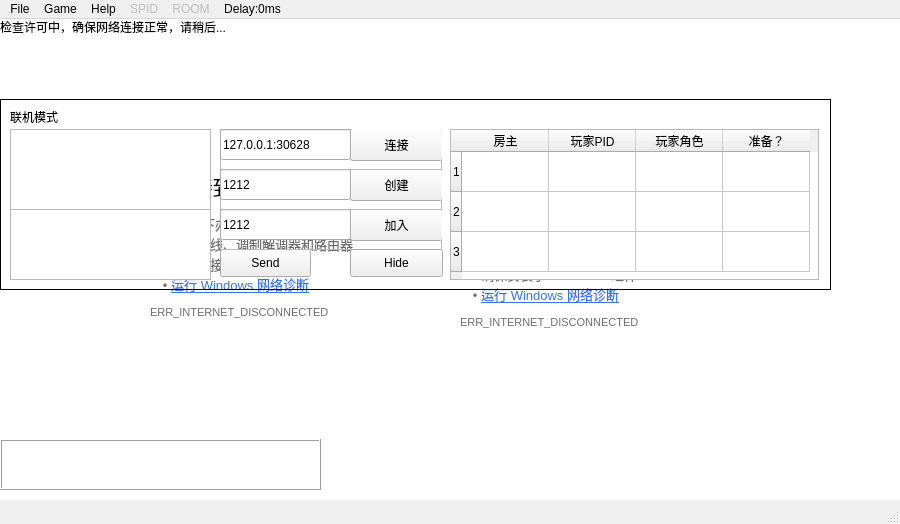
Before: the Qt Designer form DinoOL/dinool.ui in Brownlzy/DinoOL, drawn with Qt 5.
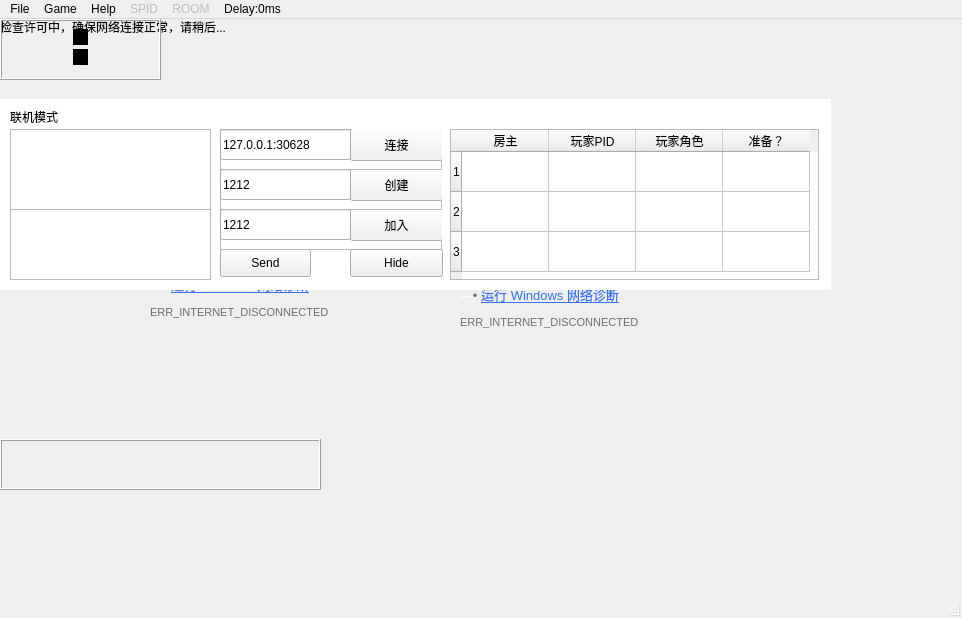
After: the same form once the commit is applied. Icons and pictures are not drawn.

The edit to the form file:
```diff
--- a/DinoOL/dinool.ui
+++ b/DinoOL/dinool.ui
@@ -6,8 +6,8 @@
    <rect>
     <x>0</x>
     <y>0</y>
-    <width>900</width>
-    <height>524</height>
+    <width>962</width>
+    <height>618</height>
    </rect>
   </property>
   <property name="windowTitle">
@@ -46,25 +46,6 @@
      <string>&lt;html&gt;&lt;head/&gt;&lt;body&gt;&lt;p&gt;&lt;img src=&quot;:/pic/png/road&quot;/&gt;&lt;/p&gt;&lt;/body&gt;&lt;/html&gt;</string>
     </property>
    </widget>
-   <widget class="QTextBrowser" name="whitebg">
-    <property name="enabled">
-     <bool>true</bool>
-    </property>
-    <property name="geometry">
-     <rect>
-      <x>0</x>
-      <y>0</y>
-      <width>901</width>
-      <height>481</height>
-     </rect>
-    </property>
-    <property name="focusPolicy">
-     <enum>Qt::ClickFocus</enum>
-    </property>
-    <property name="frameShape">
-     <enum>QFrame::NoFrame</enum>
-    </property>
-   </widget>
    <widget class="QLabel" name="label_3">
     <property name="geometry">
      <rect>
@@ -359,6 +340,35 @@
       </property>
      </column>
     </widget>
+    <widget class="QTextBrowser" name="whitebg">
+     <property name="enabled">
+      <bool>true</bool>
+     </property>
+     <property name="geometry">
+      <rect>
+       <x>0</x>
+       <y>0</y>
+       <width>831</width>
+       <height>191</height>
+      </rect>
+     </property>
+     <property name="focusPolicy">
+      <enum>Qt::ClickFocus</enum>
+     </property>
+     <property name="frameShape">
+      <enum>QFrame::NoFrame</enum>
+     </property>
+    </widget>
+    <zorder>whitebg</zorder>
+    <zorder>txtGet</zorder>
+    <zorder>txtSend</zorder>
+    <zorder>btnSend</zorder>
+    <zorder>frame_3</zorder>
+    <zorder>frame_2</zorder>
+    <zorder>frame</zorder>
+    <zorder>btnHD</zorder>
+    <zorder>labelLog</zorder>
+    <zorder>tableRoomer</zorder>
    </widget>
    <widget class="QLabel" name="lab">
     <property name="geometry">
@@ -534,7 +544,7 @@
       </rect>
      </property>
      <property name="text">
-      <string>&lt;html&gt;&lt;head/&gt;&lt;body&gt;&lt;p&gt;&lt;img src=&quot;:/pic/png/0&quot; widyh=&quot;27&quot; height=&quot;33&quot;/&gt;&lt;/p&gt;&lt;/body&gt;&lt;/html&gt;</string>
+      <string>&lt;html&gt;&lt;head/&gt;&lt;body&gt;&lt;p&gt;&lt;img src=&quot;:/pic/png/0&quot; width=&quot;27&quot; height=&quot;33&quot;/&gt;&lt;/p&gt;&lt;/body&gt;&lt;/html&gt;</string>
      </property>
     </widget>
     <widget class="QLabel" name="score1">
@@ -547,7 +557,7 @@
       </rect>
      </property>
      <property name="text">
-      <string>&lt;html&gt;&lt;head/&gt;&lt;body&gt;&lt;p&gt;&lt;img src=&quot;:/pic/png/0&quot; widyh=&quot;27&quot; height=&quot;33&quot;/&gt;&lt;/p&gt;&lt;/body&gt;&lt;/html&gt;</string>
+      <string>&lt;html&gt;&lt;head/&gt;&lt;body&gt;&lt;p&gt;&lt;img src=&quot;:/pic/png/0&quot; width=&quot;27&quot; height=&quot;33&quot;/&gt;&lt;/p&gt;&lt;/body&gt;&lt;/html&gt;</string>
      </property>
     </widget>
     <widget class="QLabel" name="score2">
@@ -560,7 +570,7 @@
       </rect>
      </property>
      <property name="text">
-      <string>&lt;html&gt;&lt;head/&gt;&lt;body&gt;&lt;p&gt;&lt;img src=&quot;:/pic/png/0&quot; widyh=&quot;27&quot; height=&quot;33&quot;/&gt;&lt;/p&gt;&lt;/body&gt;&lt;/html&gt;</string>
+      <string>&lt;html&gt;&lt;head/&gt;&lt;body&gt;&lt;p&gt;&lt;img src=&quot;:/pic/png/0&quot; width=&quot;27&quot; height=&quot;33&quot;/&gt;&lt;/p&gt;&lt;/body&gt;&lt;/html&gt;</string>
      </property>
     </widget>
     <widget class="QLabel" name="score3">
@@ -573,7 +583,7 @@
       </rect>
      </property>
      <property name="text">
-      <string>&lt;html&gt;&lt;head/&gt;&lt;body&gt;&lt;p&gt;&lt;img src=&quot;:/pic/png/0&quot; widyh=&quot;27&quot; height=&quot;33&quot;/&gt;&lt;/p&gt;&lt;/body&gt;&lt;/html&gt;</string>
+      <string>&lt;html&gt;&lt;head/&gt;&lt;body&gt;&lt;p&gt;&lt;img src=&quot;:/pic/png/0&quot; width=&quot;27&quot; height=&quot;33&quot;/&gt;&lt;/p&gt;&lt;/body&gt;&lt;/html&gt;</string>
      </property>
     </widget>
     <widget class="QLabel" name="score4">
@@ -586,7 +596,7 @@
       </rect>
      </property>
      <property name="text">
-      <string>&lt;html&gt;&lt;head/&gt;&lt;body&gt;&lt;p&gt;&lt;img src=&quot;:/pic/png/0&quot; widyh=&quot;27&quot; height=&quot;33&quot;/&gt;&lt;/p&gt;&lt;/body&gt;&lt;/html&gt;</string>
+      <string>&lt;html&gt;&lt;head/&gt;&lt;body&gt;&lt;p&gt;&lt;img src=&quot;:/pic/png/0&quot; width=&quot;27&quot; height=&quot;33&quot;/&gt;&lt;/p&gt;&lt;/body&gt;&lt;/html&gt;</string>
      </property>
     </widget>
     <widget class="QLabel" name="score5">
@@ -599,7 +609,7 @@
       </rect>
      </property>
      <property name="text">
-      <string>&lt;html&gt;&lt;head/&gt;&lt;body&gt;&lt;p&gt;&lt;img src=&quot;:/pic/png/0&quot; widyh=&quot;27&quot; height=&quot;33&quot;/&gt;&lt;/p&gt;&lt;/body&gt;&lt;/html&gt;</string>
+      <string>&lt;html&gt;&lt;head/&gt;&lt;body&gt;&lt;p&gt;&lt;img src=&quot;:/pic/png/0&quot; width=&quot;27&quot; height=&quot;33&quot;/&gt;&lt;/p&gt;&lt;/body&gt;&lt;/html&gt;</string>
      </property>
     </widget>
     <widget class="QLabel" name="score6">
@@ -612,7 +622,7 @@
       </rect>
      </property>
      <property name="text">
-      <string>&lt;html&gt;&lt;head/&gt;&lt;body&gt;&lt;p&gt;&lt;img src=&quot;:/pic/png/0&quot; widyh=&quot;27&quot; height=&quot;33&quot;/&gt;&lt;/p&gt;&lt;/body&gt;&lt;/html&gt;</string>
+      <string>&lt;html&gt;&lt;head/&gt;&lt;body&gt;&lt;p&gt;&lt;img src=&quot;:/pic/png/0&quot; width=&quot;27&quot; height=&quot;33&quot;/&gt;&lt;/p&gt;&lt;/body&gt;&lt;/html&gt;</string>
      </property>
     </widget>
     <widget class="QLabel" name="score7">
@@ -625,14 +635,14 @@
       </rect>
      </property>
      <property name="text">
-      <string>&lt;html&gt;&lt;head/&gt;&lt;body&gt;&lt;p&gt;&lt;img src=&quot;:/pic/png/0&quot; widyh=&quot;27&quot; height=&quot;33&quot;/&gt;&lt;/p&gt;&lt;/body&gt;&lt;/html&gt;</string>
+      <string>&lt;html&gt;&lt;head/&gt;&lt;body&gt;&lt;p&gt;&lt;img src=&quot;:/pic/png/0&quot; width=&quot;27&quot; height=&quot;33&quot;/&gt;&lt;/p&gt;&lt;/body&gt;&lt;/html&gt;</string>
      </property>
     </widget>
    </widget>
    <widget class="QLabel" name="labelFail">
     <property name="geometry">
      <rect>
-      <x>20</x>
+      <x>0</x>
       <y>280</y>
       <width>831</width>
       <height>131</height>
@@ -642,8 +652,106 @@
      <string>&lt;html&gt;&lt;head/&gt;&lt;body&gt;&lt;p align=&quot;center&quot;&gt;&lt;img src=&quot;:/pic/png/GG&quot; width=&quot;764&quot; height=&quot;44&quot;/&gt;&lt;/p&gt;&lt;p align=&quot;center&quot;&gt;&lt;a href=&quot;restart&quot;&gt;&lt;img src=&quot;:/pic/png/restart&quot; width=&quot;72&quot; height=&quot;64&quot;/&gt;&lt;/a&gt;&lt;/p&gt;&lt;/body&gt;&lt;/html&gt;</string>
     </property>
    </widget>
+   <widget class="QFrame" name="frmLlife">
+    <property name="geometry">
+     <rect>
+      <x>0</x>
+      <y>0</y>
+      <width>161</width>
+      <height>61</height>
+     </rect>
+    </property>
+    <property name="frameShape">
+     <enum>QFrame::Box</enum>
+    </property>
+    <property name="frameShadow">
+     <enum>QFrame::Raised</enum>
+    </property>
+    <widget class="QLabel" name="lifeP1">
+     <property name="geometry">
+      <rect>
+       <x>20</x>
+       <y>0</y>
+       <width>41</width>
+       <height>61</height>
+      </rect>
+     </property>
+     <property name="text">
+      <string>&lt;html&gt;&lt;head/&gt;&lt;body&gt;&lt;p&gt;&lt;img src=&quot;:/pic/png/3&quot; width=&quot;36&quot; height=&quot;44&quot;/&gt;&lt;/p&gt;&lt;/body&gt;&lt;/html&gt;</string>
+     </property>
+    </widget>
+    <widget class="Line" name="line">
+     <property name="geometry">
+      <rect>
+       <x>70</x>
+       <y>10</y>
+       <width>21</width>
+       <height>16</height>
+      </rect>
+     </property>
+     <property name="frameShadow">
+      <enum>QFrame::Plain</enum>
+     </property>
+     <property name="lineWidth">
+      <number>15</number>
+     </property>
+     <property name="midLineWidth">
+      <number>0</number>
+     </property>
+     <property name="orientation">
+      <enum>Qt::Vertical</enum>
+     </property>
+    </widget>
+    <widget class="Line" name="line_2">
+     <property name="geometry">
+      <rect>
+       <x>70</x>
+       <y>30</y>
+       <width>21</width>
+       <height>16</height>
+      </rect>
+     </property>
+     <property name="frameShadow">
+      <enum>QFrame::Plain</enum>
+     </property>
+     <property name="lineWidth">
+      <number>15</number>
+     </property>
+     <property name="midLineWidth">
+      <number>0</number>
+     </property>
+     <property name="orientation">
+      <enum>Qt::Vertical</enum>
+     </property>
+    </widget>
+    <widget class="QLabel" name="lifeP2">
+     <property name="geometry">
+      <rect>
+       <x>110</x>
+       <y>0</y>
+       <width>41</width>
+       <height>61</height>
+      </rect>
+     </property>
+     <property name="text">
+      <string>&lt;html&gt;&lt;head/&gt;&lt;body&gt;&lt;p&gt;&lt;img src=&quot;:/pic/png/3&quot; width=&quot;36&quot; height=&quot;44&quot;/&gt;&lt;/p&gt;&lt;/body&gt;&lt;/html&gt;</string>
+     </property>
+    </widget>
+    <widget class="QLabel" name="labP1P2Life">
+     <property name="geometry">
+      <rect>
+       <x>10</x>
+       <y>84</y>
+       <width>41</width>
+       <height>21</height>
+      </rect>
+     </property>
+     <property name="text">
+      <string>3:3</string>
+     </property>
+    </widget>
+   </widget>
    <zorder>lab_7</zorder>
-   <zorder>whitebg</zorder>
    <zorder>labRoad</zorder>
    <zorder>label_2</zorder>
    <zorder>label_3</zorder>
@@ -657,13 +765,14 @@
    <zorder>lab_6</zorder>
    <zorder>frmScore</zorder>
    <zorder>labelFail</zorder>
+   <zorder>frmLlife</zorder>
   </widget>
   <widget class="QMenuBar" name="menuBar">
    <property name="geometry">
     <rect>
      <x>0</x>
      <y>0</y>
-     <width>900</width>
+     <width>962</width>
      <height>26</height>
     </rect>
    </property>
```
